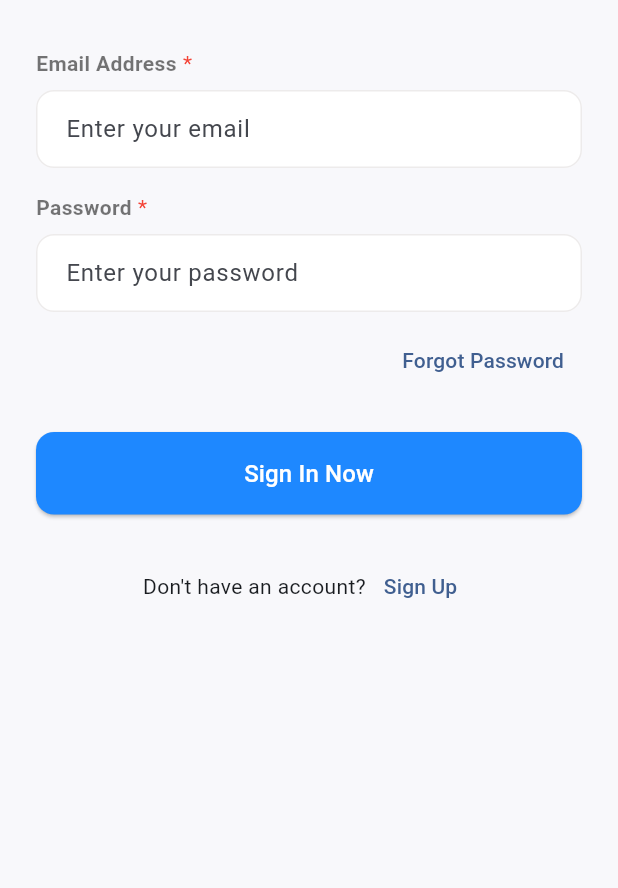
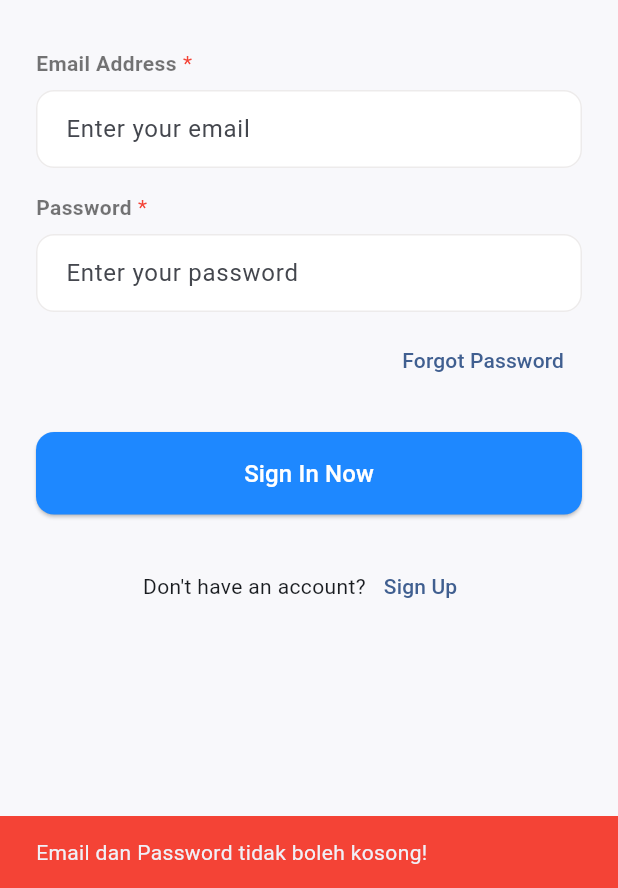
Before and after one commit to dedejuniarputra/prak-mobilelanjut-2217051015, a Flutter app: the screen it shows after launch, after a tap on "Sign In Now", on a phone screen of 412 x 824 dp, the part 348-1236 px from its top. Run offline on Flutter 3.47's test engine with Material 3 defaults, Android fonts, the phone set to English and light mode, and no system bars.

```diff
--- a/lib/Screens/login_screen.dart
+++ b/lib/Screens/login_screen.dart
@@ -1,6 +1,5 @@
-// lib/screens/login_screen.dart
-
 import 'package:flutter/material.dart';
+import 'package:myapp/Screens/dashboard_screen.dart';
 import 'signup_screen.dart';
 
 class LoginScreen extends StatefulWidget {
@@ -114,14 +113,32 @@ class _LoginScreenState extends State<LoginScreen> {
               const SizedBox(height: 24.0),
 
               // Tombol Sign In menggunakan helper method
+              // ...
               primaryButton(
                 label: 'Sign In Now',
                 onTap: () {
-                  // TODO: Implementasi fungsionalitas sign in
+                  // Cek apakah email atau password kosong
+                  if (_emailController.text.isEmpty ||
+                      _passwordController.text.isEmpty) {
+                    // Jika ya, tampilkan notifikasi error
+                    ScaffoldMessenger.of(context).showSnackBar(
+                      const SnackBar(
+                        content: Text('Email dan Password tidak boleh kosong!'),
+                        backgroundColor: Colors.red,
+                      ),
+                    );
+                  } else {
+                    // Jika tidak, lanjutkan ke dashboard
+                    Navigator.pushNamedAndRemoveUntil(
+                      context,
+                      DashboardScreen.route,
+                      (route) => false,
+                    );
+                  }
                 },
               ),
+// ...
               const SizedBox(height: 24.0),
-
               // Opsi Sign Up
               Row(
                 mainAxisAlignment: MainAxisAlignment.center,
--- a/lib/main.dart
+++ b/lib/main.dart
@@ -1,6 +1,7 @@
 import 'package:flutter/material.dart';
 import 'package:myapp/Screens/login_screen.dart';
 import 'package:myapp/Screens/signup_screen.dart';
+import 'package:myapp/Screens/dashboard_screen.dart';
 
 void main() => runApp(const JustduitApp());
 
@@ -42,6 +43,7 @@ class JustduitApp extends StatelessWidget {
       routes: {
         LoginScreen.route: (context) => const LoginScreen(),
         SignupScreen.route: (context) => const SignupScreen(),
+        DashboardScreen.route: (context) => const DashboardScreen(),
       },
     );
   }
```
Also changed, not shown: lib/Screens/dashboard_screen.dart (added, +105 -0 lines).
